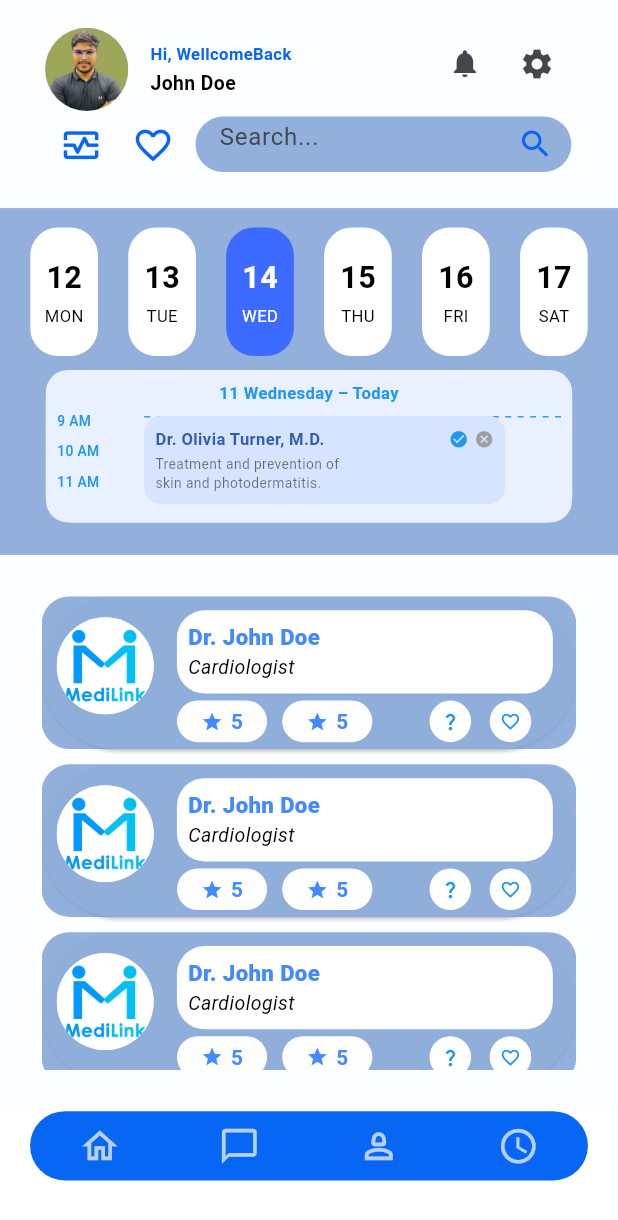
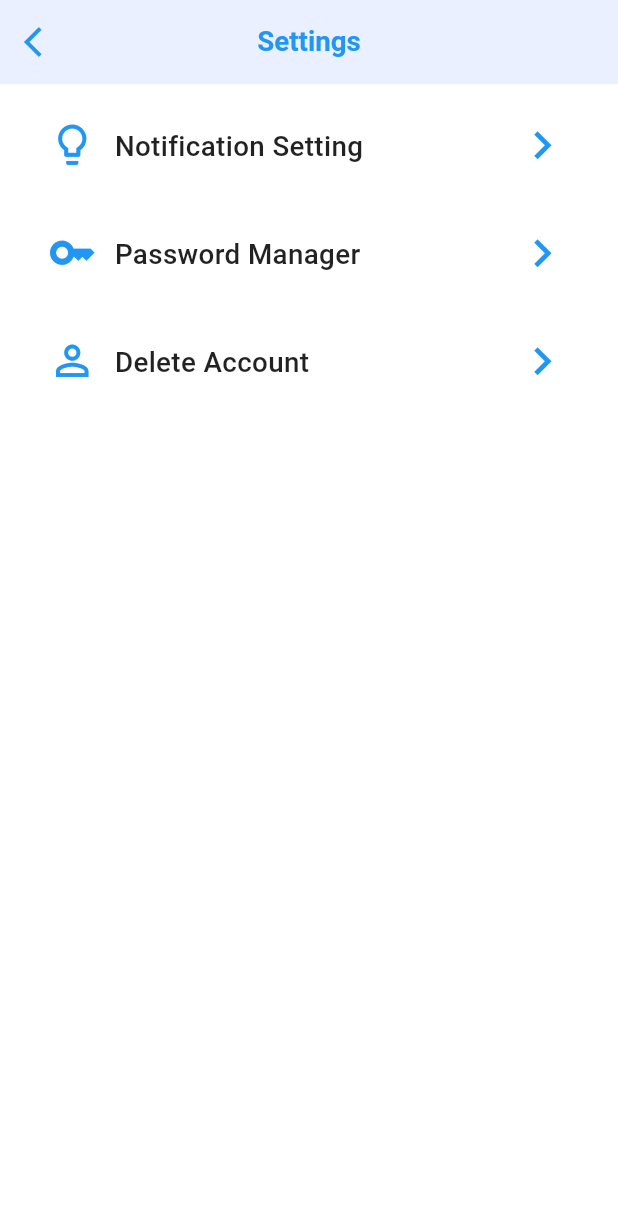
Before and after one commit to Hammad-Ahmed-Software-Developer/Medi_link, a Flutter app: the HomeScreen screen opened directly, after a tap on the "settings" icon, on a phone screen of 412 x 824 dp. Shown: the top 1220 px of the screen. Run offline on Flutter 3.47's test engine with Material 3 defaults, Android fonts, the phone set to English and light mode, and no system bars; our stand-ins replace flutter_screenutil, get, local_auth, pin_code_fields; Roboto replaces fonts that are missing (Poppins).

Commit message:
password manager ui

```diff
--- a/lib/controller/auth controller/login_controller.dart
+++ b/lib/controller/auth controller/login_controller.dart
@@ -1,4 +1,3 @@
-import 'dart:developer';
 
 import 'package:flutter/material.dart';
 import 'package:get/get.dart';
--- a/lib/main.dart
+++ b/lib/main.dart
@@ -1,9 +1,7 @@
 import 'package:flutter/material.dart';
 import 'package:flutter_screenutil/flutter_screenutil.dart';
 import 'package:get/get.dart';
-import 'package:medi_link/views/auth/signup/login.dart';
 import 'package:medi_link/views/splash%20screen/splash_screen.dart';
-import 'package:medi_link/views/user_views/home_screen.dart';
 
 void main() {
   runApp(const MyApp());
@@ -49,7 +47,7 @@ class MyApp extends StatelessWidget {
                   iconTheme: IconThemeData(color: Color(0xFF179CE9)),
                   titleTextStyle: TextStyle(
                     color: Color(0xFF179CE9),
-                    fontSize: 20,
+                    fontSize: 30,
                     fontWeight: FontWeight.bold,
                   ),
                 ),
@@ -97,7 +95,7 @@ class MyApp extends StatelessWidget {
                 ),
               ),
               debugShowCheckedModeBanner: false,
-              home:splash_screen(),
+              home: splash_screen(),
             );
           },
         );
--- a/lib/views/auth/signup/forget_password.dart
+++ b/lib/views/auth/signup/forget_password.dart
@@ -1,7 +1,6 @@
 import 'package:flutter/material.dart';
 import 'package:flutter_screenutil/flutter_screenutil.dart';
 import 'package:pin_code_fields/pin_code_fields.dart';
-import 'package:sms_autofill/sms_autofill.dart';
 
 class ForgetPassword extends StatefulWidget {
   const ForgetPassword({super.key});
--- a/lib/views/auth/signup/login.dart
+++ b/lib/views/auth/signup/login.dart
@@ -4,7 +4,6 @@ import 'package:get/get.dart';
 import 'package:medi_link/controller/auth%20controller/login_controller.dart';
 import 'package:medi_link/views/auth/signup/forget_password.dart';
 import 'package:medi_link/views/auth/signup/signup.dart';
-import 'package:flutter/foundation.dart';
 
 class logIn extends StatelessWidget {
   logIn({super.key});
--- a/lib/views/auth/signup/signup.dart
+++ b/lib/views/auth/signup/signup.dart
@@ -8,6 +8,7 @@ class Sign_up extends StatelessWidget {
 
   final signUpController = Get.put(SignupController());
 
+  @override
   Widget build(BuildContext context) {
     return Scaffold(
       appBar: AppBar(
--- a/lib/views/custom widgets/bottomnavigate.dart
+++ b/lib/views/custom widgets/bottomnavigate.dart
@@ -2,7 +2,7 @@ import 'package:flutter/material.dart';
 import 'package:flutter_screenutil/flutter_screenutil.dart';
 
 class custombottom_navigation extends StatelessWidget {
-  custombottom_navigation({super.key});
+  const custombottom_navigation({super.key});
 
   @override
   Widget build(BuildContext context) {
--- a/lib/views/custom widgets/custom_app_widget.dart
+++ b/lib/views/custom widgets/custom_app_widget.dart
@@ -2,6 +2,8 @@ import 'package:flutter/material.dart';
 import 'package:flutter_screenutil/flutter_screenutil.dart';
 
 class TimeSlotWidget extends StatelessWidget {
+  const TimeSlotWidget({super.key});
+
   @override
   Widget build(BuildContext context) {
     return Container(
--- a/lib/views/custom widgets/drawer.dart
+++ b/lib/views/custom widgets/drawer.dart
@@ -5,7 +5,7 @@ import 'package:medi_link/views/user_views/home_screen.dart';
 // import 'package:medi_link/views/splash%20screen/second_splash.dart';
 
 class AppDrawer extends StatelessWidget {
-  const AppDrawer({Key? key}) : super(key: key);
+  const AppDrawer({super.key});
 
   @override
   Widget build(BuildContext context) {
--- /dev/null
+++ b/lib/views/setting_views/general_setting.dart
@@ -0,0 +1,105 @@
+import 'package:flutter/material.dart';
+import 'package:flutter_screenutil/flutter_screenutil.dart';
+import 'package:get/get.dart';
+import 'package:get/get_core/src/get_main.dart';
+import 'package:medi_link/views/setting_views/notification_setting.dart';
+import 'package:medi_link/views/setting_views/password_manager.dart';
+// import 'package:medi_link/views/user_views/home_screen.dart';
+
+class SettingsPage extends StatelessWidget {
+  SettingsPage({super.key});
+
+  final List<Map<String, dynamic>> settingsOptions = [
+    {
+      "icon": Icons.lightbulb_outline,
+      "text": "Notification Setting",
+      "onTap": () {
+        Get.to(NotificationSetting());
+      },
+    },
+    {
+      "icon": Icons.key_outlined,
+      "text": "Password Manager",
+      "onTap": () {
+        Get.to(PasswordManager());
+      },
+    },
+    {
+      "icon": Icons.person_outline,
+      "text": "Delete Account",
+      "onTap": () => print("Delete Account Clicked"),
+    },
+  ];
+
+  @override
+  Widget build(BuildContext context) {
+    return Scaffold(
+      backgroundColor: Colors.white,
+      appBar: AppBar(
+        backgroundColor: const Color(0xFFEAF0FF),
+        elevation: 0,
+        leading: IconButton(
+          icon: const Icon(Icons.arrow_back_ios, color: Colors.blue),
+          onPressed: () {
+            Navigator.pop(context);
+          },
+        ),
+        centerTitle: true,
+        title: Text(
+          "Settings",
+          style: TextStyle(
+            color: Colors.blue,
+            fontWeight: FontWeight.bold,
+            fontSize: 20.sp,
+          ),
+        ),
+      ),
+      body: ListView.builder(
+        padding: EdgeInsets.symmetric(horizontal: 20.w, vertical: 10.h),
+        itemCount: settingsOptions.length,
+        itemBuilder: (context, index) {
+          final item = settingsOptions[index];
+          return Column(
+            children: [
+              InkWell(
+                onTap: item["onTap"],
+                child: Container(
+                  padding: EdgeInsets.symmetric(
+                    vertical: 14.h,
+                    horizontal: 12.w,
+                  ),
+                  decoration: BoxDecoration(
+                    color: Colors.white,
+                    borderRadius: BorderRadius.circular(8.r),
+                  ),
+                  child: Row(
+                    children: [
+                      Icon(item["icon"], color: Colors.blue, size: 35.sp),
+                      SizedBox(width: 12.w),
+                      Expanded(
+                        child: Text(
+                          item["text"],
+                          style: TextStyle(
+                            fontSize: 20.sp,
+                            fontWeight: FontWeight.w500,
+                            color: Colors.black87,
+                          ),
+                        ),
+                      ),
+                      Icon(
+                        Icons.chevron_right,
+                        color: Colors.blue,
+                        size: 40.sp,
+                      ),
+                    ],
+                  ),
+                ),
+              ),
+              SizedBox(height: 10.h),
+            ],
+          );
+        },
+      ),
+    );
+  }
+}
--- a/lib/views/splash screen/second_splash.dart
+++ b/lib/views/splash screen/second_splash.dart
@@ -36,7 +36,7 @@ class splash_2 extends StatelessWidget {
             ),
             SizedBox(height: 100.h),
             Center(
-              child: Container(
+              child: SizedBox(
                 width: 350.w,
                 // height: 100.h,
                 child: Text(
@@ -52,7 +52,7 @@ class splash_2 extends StatelessWidget {
               ),
             ),
             SizedBox(height: 50.h),
-            Container(
+            SizedBox(
               width: 250.w,
               height: 60.h,
               child: ElevatedButton(
@@ -67,7 +67,7 @@ class splash_2 extends StatelessWidget {
               ),
             ),
             SizedBox(height: 15.h),
-            Container(
+            SizedBox(
               width: 250.w,
               height: 60.h,
               child: ElevatedButton(
--- a/lib/views/user_views/home_screen.dart
+++ b/lib/views/user_views/home_screen.dart
@@ -1,7 +1,9 @@
 import 'package:flutter/material.dart';
 import 'package:flutter_screenutil/flutter_screenutil.dart';
+import 'package:get/route_manager.dart';
 import 'package:medi_link/views/custom%20widgets/bottomnavigate.dart';
 import 'package:medi_link/views/custom%20widgets/custom_app_widget.dart';
+import 'package:medi_link/views/setting_views/general_setting.dart';
 // import 'package:medi_link/views/custom%20widgets/drawer.dart';
 
 class HomeScreen extends StatelessWidget {
@@ -25,7 +27,7 @@ class HomeScreen extends StatelessWidget {
           child: Column(
             mainAxisAlignment: MainAxisAlignment.start,
             children: [
-              Container(
+              SizedBox(
                 width: double.infinity,
                 height: 150.0.h,
                 child: Stack(
@@ -85,6 +87,7 @@ class HomeScreen extends StatelessWidget {
                           IconButton(
                             icon: Icon(Icons.settings),
                             onPressed: () {
+                              Get.to(SettingsPage());
                               // Handle settings icon press
                             },
                           ),
@@ -94,7 +97,7 @@ class HomeScreen extends StatelessWidget {
                     Positioned(
                       bottom: 20.0.h,
                       left: 30.0.w,
-                      child: Container(
+                      child: SizedBox(
                         width: 350.0.w,
                         child: Row(
                           mainAxisAlignment: MainAxisAlignment.spaceBetween,
@@ -124,7 +127,7 @@ class HomeScreen extends StatelessWidget {
                                 ),
                               ],
                             ),
-                            Container(
+                            SizedBox(
                               width: 250.w,
                               height: 40.h,
                               child: TextField(
@@ -227,8 +230,6 @@ class HomeScreen extends StatelessWidget {
       bottomNavigationBar: custombottom_navigation(),
     );
   }
-
-
 
   Widget appointmentSlot() {
     return Card(
@@ -350,12 +351,12 @@ class HomeScreen extends StatelessWidget {
               right: 70.w,
               child: CircleAvatar(
                 radius: 15.r, // size of the circle
-                backgroundColor:  Colors.white, // background color
+                backgroundColor: Colors.white, // background color
                 child: Icon(
                   Icons.question_mark,
                   // icon color
                   size: 15.sp,
-                 color:   Colors.blue,
+                  color: Colors.blue,
                 ),
               ),
             ),
@@ -364,12 +365,12 @@ class HomeScreen extends StatelessWidget {
               right: 30.w,
               child: CircleAvatar(
                 radius: 15.r, // size of the circle
-                backgroundColor:  Colors.white, // background color
+                backgroundColor: Colors.white, // background color
                 child: Icon(
                   Icons.favorite_border,
                   // icon color
                   size: 15.sp,
-                 color:   Colors.blue,
+                  color: Colors.blue,
                 ),
               ),
             ),
--- a/pubspec.yaml
+++ b/pubspec.yaml
@@ -40,6 +40,7 @@ dependencies:
   local_auth: ^2.3.0
   sms_autofill: ^2.4.1
   pin_code_fields: ^8.0.1
+  flutter_lints: ^6.0.0
 
 dev_dependencies:
   flutter_test:
@@ -50,7 +51,6 @@ dev_dependencies:
   # activated in the `analysis_options.yaml` file located at the root of your
   # package. See that file for information about deactivating specific lint
   # rules and activating additional ones.
-  flutter_lints: ^5.0.0
 
 # For information on the generic Dart part of this file, see the
 # following page: https://dart.dev/tools/pub/pubspec
```
Also changed, not shown: lib/controller/auth controller/password_manager_controller.dart (added, +53 -0 lines), lib/views/setting_views/notification_setting.dart (added, +80 -0 lines), lib/views/setting_views/password_manager.dart (added, +224 -0 lines), pubspec.lock.
